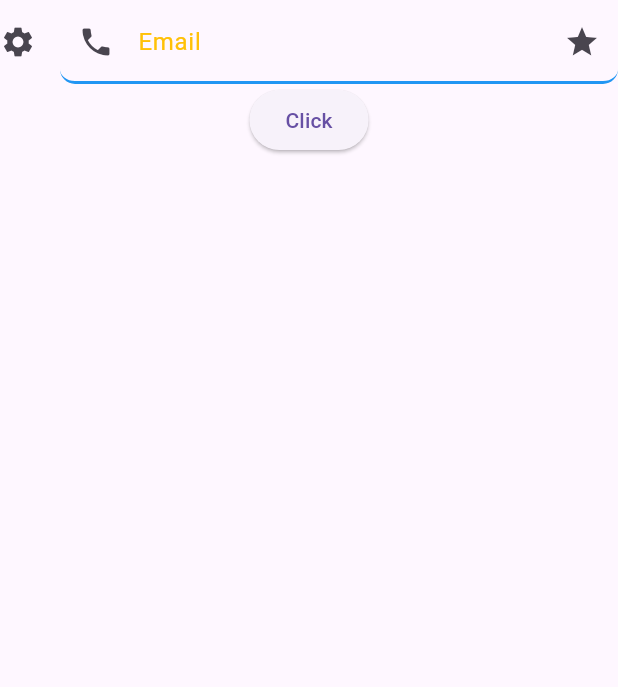
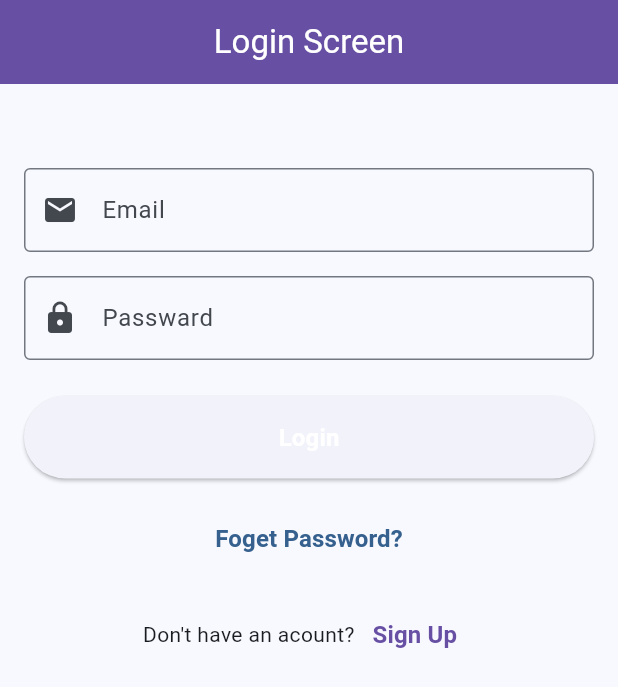
Before and after one commit to Chujer/WebStudy, a Flutter app: the screen it shows after launch, on a phone screen of 412 x 824 dp. Shown: the top 687 px of the screen. Run offline on Flutter 3.47's test engine with Material 3 defaults, Android fonts, the light colour scheme and no system bars.

Commit message:
로그인화면 예시

```diff
--- a/Flutter/lib/main.dart
+++ b/Flutter/lib/main.dart
@@ -13,48 +13,81 @@ class MyApp extends StatelessWidget {
   Widget build(BuildContext context) {
     return MaterialApp(
       debugShowCheckedModeBanner: false,
+      theme: ThemeData(
+          useMaterial3: true,
+          colorScheme: ColorScheme.fromSeed(seedColor: Colors.blue)
+      ),
       home: Scaffold(
-        body: Center(
-          child: Column(
-            children: [
-              TextField(
-                decoration: InputDecoration(
-                  labelText: 'Email',
-                  labelStyle: TextStyle(
-                    color: Colors.amber
+        appBar: AppBar(
+          title: Text('Login Screen', style: TextStyle(color: Colors.white),),
+          backgroundColor: Theme
+              .of(context)
+              .colorScheme
+              .primary,
+          centerTitle: true,
+        ),
+        body: SingleChildScrollView(
+          child: Padding(
+            padding: EdgeInsets.all(16.0),
+            child: Column(
+              crossAxisAlignment: CrossAxisAlignment.stretch,
+              children: [
+                SizedBox(height: 40,),
+                TextField(
+                  decoration: InputDecoration(
+                      labelText: 'Email',
+                      border: OutlineInputBorder(),
+                      prefixIcon: Icon(Icons.email)
                   ),
-                  hintText: 'Enter your Email',
-                  hintStyle: TextStyle(
-                    color: Colors.brown
+                ),
+                SizedBox(
+                  height: 16,
+                ),
+                TextField(
+                  decoration: InputDecoration(
+                    labelText: 'Passward',
+                    border: OutlineInputBorder(),
+                    prefixIcon: Icon(Icons.lock),
                   ),
-                  focusedBorder: OutlineInputBorder(
-                    borderRadius: BorderRadius.all(Radius.circular(10.0)),
-                    borderSide: BorderSide(
-                      width: 2, color: Colors.red
+                ),
+                SizedBox(height: 24,),
+                ElevatedButton(
+                  onPressed: () {},
+                  child: Padding(
+                    padding: EdgeInsets.symmetric(
+                        vertical: 16
                     ),
-
-                  ),
-                  enabledBorder: UnderlineInputBorder(
-                    borderRadius: BorderRadius.all(Radius.circular(10.0)),
-                    borderSide: BorderSide(
-                        width: 2, color: Colors.blue
+                    child: Text('Login',
+                      style: TextStyle(
+                          fontSize: 16,
+                          fontWeight: FontWeight.bold,
+                          color: Colors.white
+                      ),
                     ),
                   ),
-                  icon: Icon(Icons.settings),
-                  prefixIcon: Icon(Icons.phone),
-                  suffixIcon: Icon(Icons.star),
                 ),
-                keyboardType: TextInputType.emailAddress, // 모바일 키보드 나오는 형태
-                textInputAction: TextInputAction.search,  //모바일에서 키보드 우측하단의 검색마크
-                obscureText: true,                        //화면에 표시안되게
-                controller: _emailController,
-              ),
-              ElevatedButton(
-                  onPressed: (){
-                    print(_emailController.text);
-                  },
-                  child: Text('Click')),
-            ],
+                SizedBox(height: 16,),
+                TextButton(onPressed: () {}, child: Text('Foget Password?',
+                  style: TextStyle(
+                      fontSize: 16,
+                      fontWeight:
+                      FontWeight.bold),
+                )
+                ),
+                SizedBox(height: 16,),
+                Row(
+                  mainAxisAlignment: MainAxisAlignment.center,
+                  children: [
+                    Text('Don\'t have an acount?'),
+                    TextButton(onPressed: (){},
+                        child: Text('Sign Up',
+                        style: TextStyle(fontSize: 16, fontWeight: FontWeight.bold,color: Theme.of(context).colorScheme.primary),
+                        )
+                    )
+                  ],
+                )
+              ],
+            ),
           ),
         ),
       ),
```
